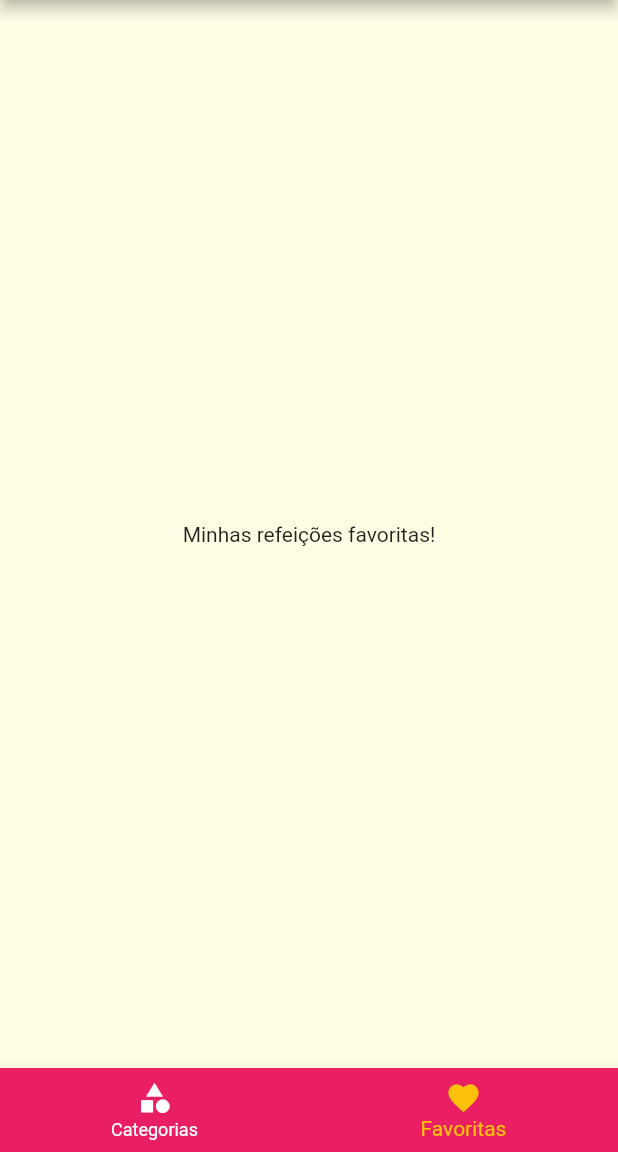
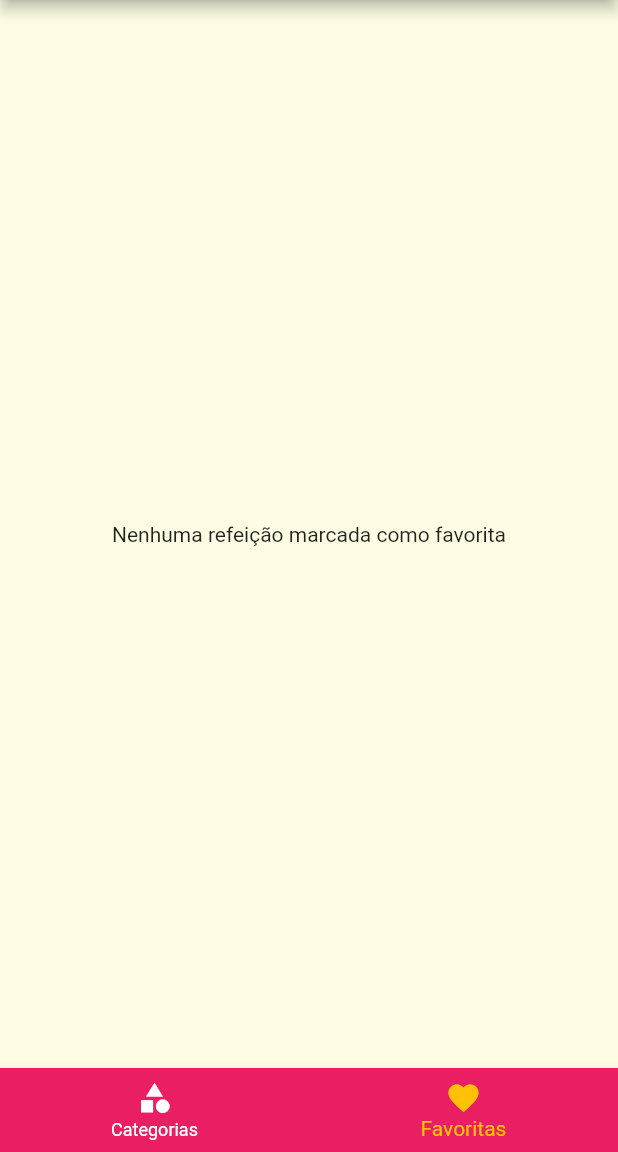
Before and after one commit to joaovictorneto/meals, a Flutter app: the screen it shows after launch, item 2 of the bottom bar chosen, on a phone screen of 412 x 824 dp, the part 84-1236 px from its top. Run offline on Flutter 3.47's test engine with Material 2 defaults, Android fonts, the phone set to English and light mode, and no system bars.

Commit message:
198 e 199. Conclusão do Módulo

```diff
--- a/lib/screens/favorite_screen.dart
+++ b/lib/screens/favorite_screen.dart
@@ -11,7 +11,7 @@ class FavoriteScreen extends StatelessWidget {
   Widget build(BuildContext context) {
     if (favoriteMeals.isEmpty) {
       return Center(
-        child: Text('Minhas refeições favoritas!'),
+        child: Text('Nenhuma refeição marcada como favorita'),
       );
     } else {
       return ListView.builder(
```
Also changed, not shown: 1 other file.
